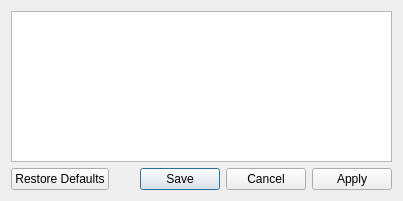
Before: the Qt Designer form qt_designer/settings_dialog.ui in pecenvilem/end4train, drawn with Qt 5.
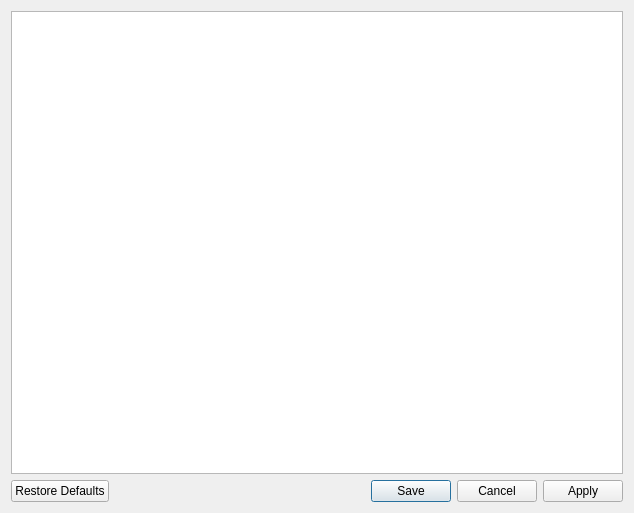
After: the same form once the commit is applied.

What changed in the file:
```diff
--- a/qt_designer/settings_dialog.ui
+++ b/qt_designer/settings_dialog.ui
@@ -6,8 +6,8 @@
    <rect>
     <x>0</x>
     <y>0</y>
-    <width>403</width>
-    <height>201</height>
+    <width>634</width>
+    <height>513</height>
    </rect>
   </property>
   <property name="windowTitle">
```
